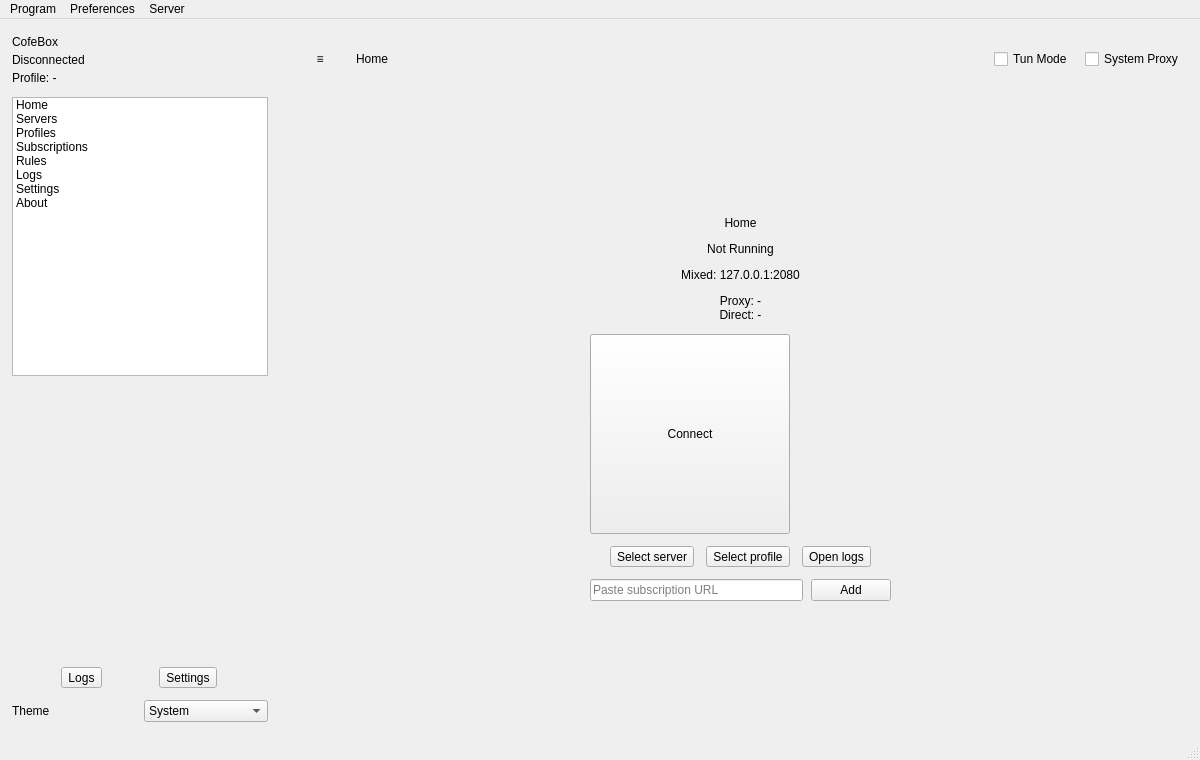
The window that ui/mainwindow.ui (cofedish/cofe-nekobox) describes before a commit, drawn with Qt 5.
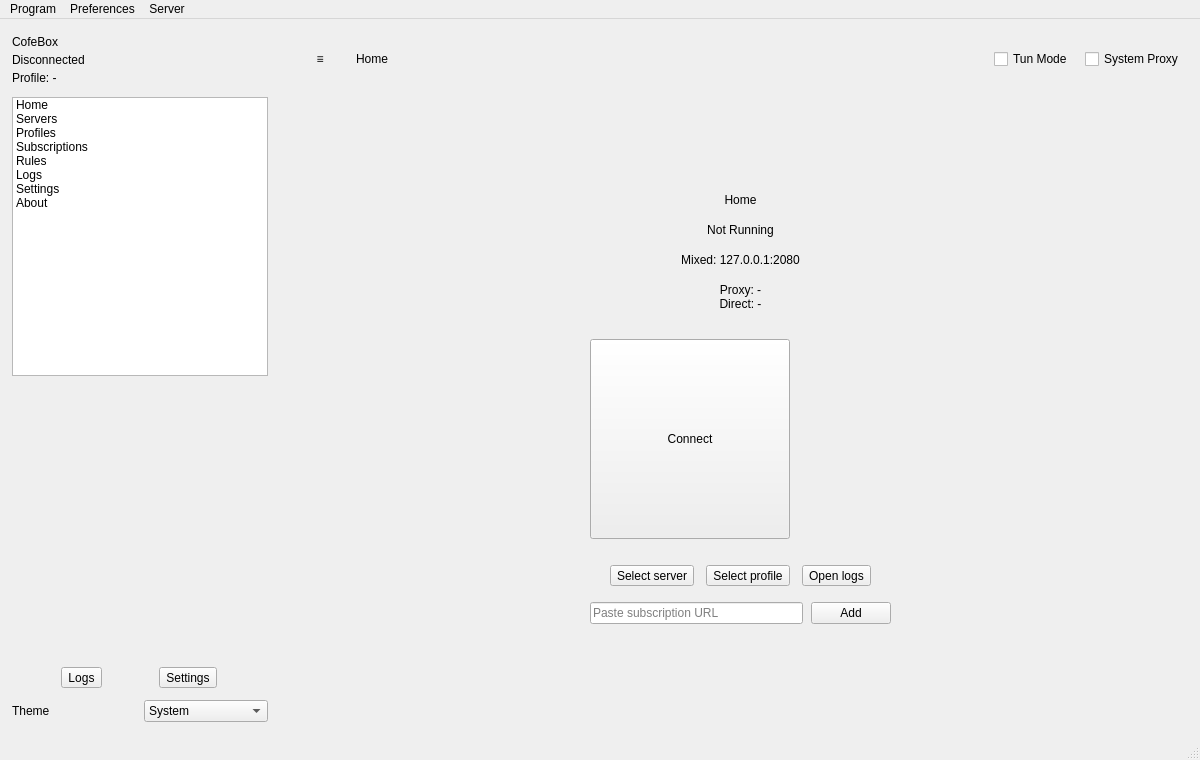
The same window after the commit. Custom widgets are drawn as their Qt base class.

Commit message: ui: home spacing fixes

```diff
--- a/ui/mainwindow.ui
+++ b/ui/mainwindow.ui
@@ -482,9 +482,9 @@
                   <height>16777215</height>
                  </size>
                 </property>
-                <layout class="QVBoxLayout" name="homeCenterLayout">
+                 <layout class="QVBoxLayout" name="homeCenterLayout">
                  <property name="spacing">
-                  <number>12</number>
+                  <number>16</number>
                  </property>
                  <property name="leftMargin">
                   <number>0</number>
@@ -539,6 +539,19 @@
                    </property>
                   </widget>
                  </item>
+                 <item>
+                  <spacer name="home_button_spacer">
+                   <property name="orientation">
+                    <enum>Qt::Vertical</enum>
+                   </property>
+                   <property name="sizeHint" stdset="0">
+                    <size>
+                     <width>20</width>
+                     <height>12</height>
+                    </size>
+                   </property>
+                  </spacer>
+                 </item>
                  <item>
                   <widget class="ConnectButton" name="home_connect_button">
                    <property name="text">
@@ -558,6 +571,19 @@
                    </property>
                   </widget>
                  </item>
+                 <item>
+                  <spacer name="home_actions_spacer">
+                   <property name="orientation">
+                    <enum>Qt::Vertical</enum>
+                   </property>
+                   <property name="sizeHint" stdset="0">
+                    <size>
+                     <width>20</width>
+                     <height>10</height>
+                    </size>
+                   </property>
+                  </spacer>
+                 </item>
                  <item>
                  <widget class="QWidget" name="home_actions" native="true">
                   <layout class="QHBoxLayout" name="homeActionsLayout">
```
The commit also changes 1 other file.
